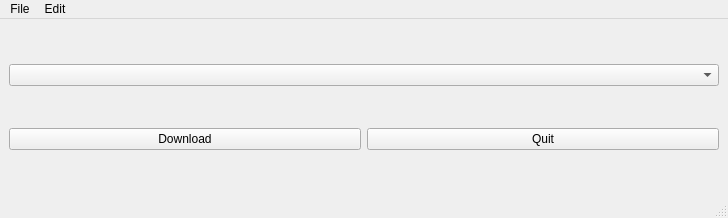
Above: downloadfilesapp.ui from castolosan/TestStep1 before the change. Below: the same form after it.
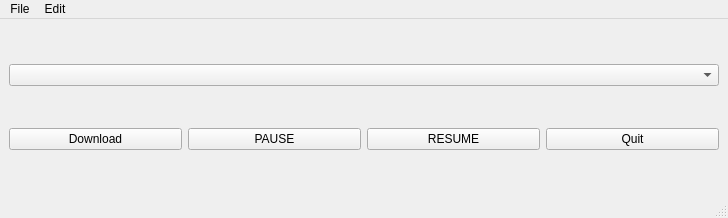
That is the form after the change.

Commit message: Step2: add error load msg,writePermitions,PAUSE/RESUME and validate size

```diff
--- a/downloadfilesapp.ui
+++ b/downloadfilesapp.ui
@@ -31,6 +31,20 @@
         </property>
        </widget>
       </item>
+      <item>
+       <widget class="QPushButton" name="pauseButton">
+        <property name="text">
+         <string>PAUSE</string>
+        </property>
+       </widget>
+      </item>
+      <item>
+       <widget class="QPushButton" name="resumeButton_2">
+        <property name="text">
+         <string>RESUME</string>
+        </property>
+       </widget>
+      </item>
       <item>
        <widget class="QPushButton" name="quitButton">
         <property name="text">
```
The commit also changes 3 other files.
